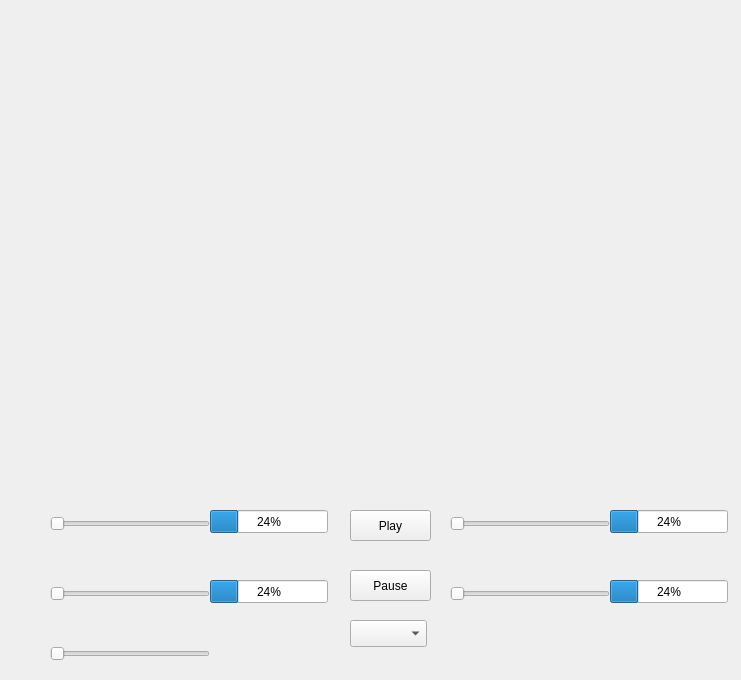
neithanmo/BitRiver, file gstvideo.ui: the form before one commit.
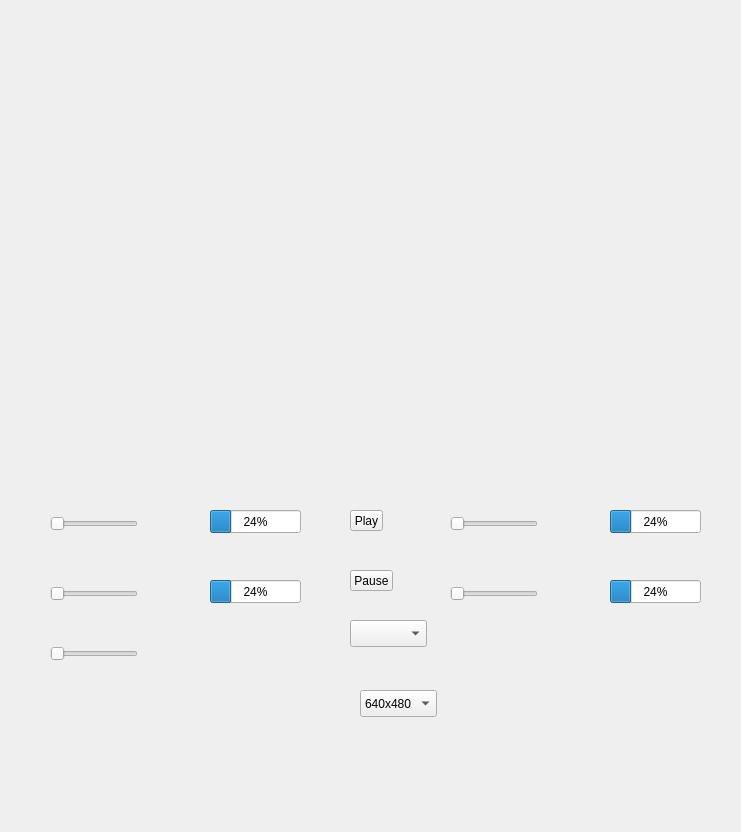
The form after the commit.

The edit to the form file:
```diff
--- a/gstvideo.ui
+++ b/gstvideo.ui
@@ -7,7 +7,7 @@
     <x>0</x>
     <y>0</y>
     <width>741</width>
-    <height>680</height>
+    <height>832</height>
    </rect>
   </property>
   <property name="minimumSize">
@@ -24,7 +24,7 @@
     <rect>
      <x>50</x>
      <y>510</y>
-     <width>160</width>
+     <width>88</width>
      <height>27</height>
     </rect>
    </property>
@@ -43,7 +43,7 @@
     <rect>
      <x>50</x>
      <y>580</y>
-     <width>160</width>
+     <width>88</width>
      <height>27</height>
     </rect>
    </property>
@@ -62,7 +62,7 @@
     <rect>
      <x>450</x>
      <y>510</y>
-     <width>160</width>
+     <width>88</width>
      <height>27</height>
     </rect>
    </property>
@@ -75,7 +75,7 @@
     <rect>
      <x>450</x>
      <y>580</y>
-     <width>160</width>
+     <width>88</width>
      <height>27</height>
     </rect>
    </property>
@@ -94,8 +94,8 @@
     <rect>
      <x>350</x>
      <y>510</y>
-     <width>81</width>
-     <height>31</height>
+     <width>33</width>
+     <height>21</height>
     </rect>
    </property>
    <property name="text">
@@ -107,8 +107,8 @@
     <rect>
      <x>350</x>
      <y>570</y>
-     <width>81</width>
-     <height>31</height>
+     <width>43</width>
+     <height>21</height>
     </rect>
    </property>
    <property name="maximumSize">
@@ -126,7 +126,7 @@
     <rect>
      <x>210</x>
      <y>510</y>
-     <width>118</width>
+     <width>91</width>
      <height>23</height>
     </rect>
    </property>
@@ -139,7 +139,7 @@
     <rect>
      <x>210</x>
      <y>580</y>
-     <width>118</width>
+     <width>91</width>
      <height>23</height>
     </rect>
    </property>
@@ -158,7 +158,7 @@
     <rect>
      <x>610</x>
      <y>510</y>
-     <width>118</width>
+     <width>91</width>
      <height>23</height>
     </rect>
    </property>
@@ -171,7 +171,7 @@
     <rect>
      <x>610</x>
      <y>580</y>
-     <width>118</width>
+     <width>91</width>
      <height>23</height>
     </rect>
    </property>
@@ -210,7 +210,7 @@
     <rect>
      <x>50</x>
      <y>640</y>
-     <width>160</width>
+     <width>88</width>
      <height>27</height>
     </rect>
    </property>
@@ -218,6 +218,31 @@
     <enum>Qt::Horizontal</enum>
    </property>
   </widget>
+  <widget class="QComboBox" name="comboBox_2">
+   <property name="geometry">
+    <rect>
+     <x>360</x>
+     <y>690</y>
+     <width>77</width>
+     <height>27</height>
+    </rect>
+   </property>
+   <item>
+    <property name="text">
+     <string>640x480</string>
+    </property>
+   </item>
+   <item>
+    <property name="text">
+     <string>1280x720</string>
+    </property>
+   </item>
+   <item>
+    <property name="text">
+     <string>1920x1080</string>
+    </property>
+   </item>
+  </widget>
  </widget>
  <layoutdefault spacing="6" margin="11"/>
  <resources/>
```
